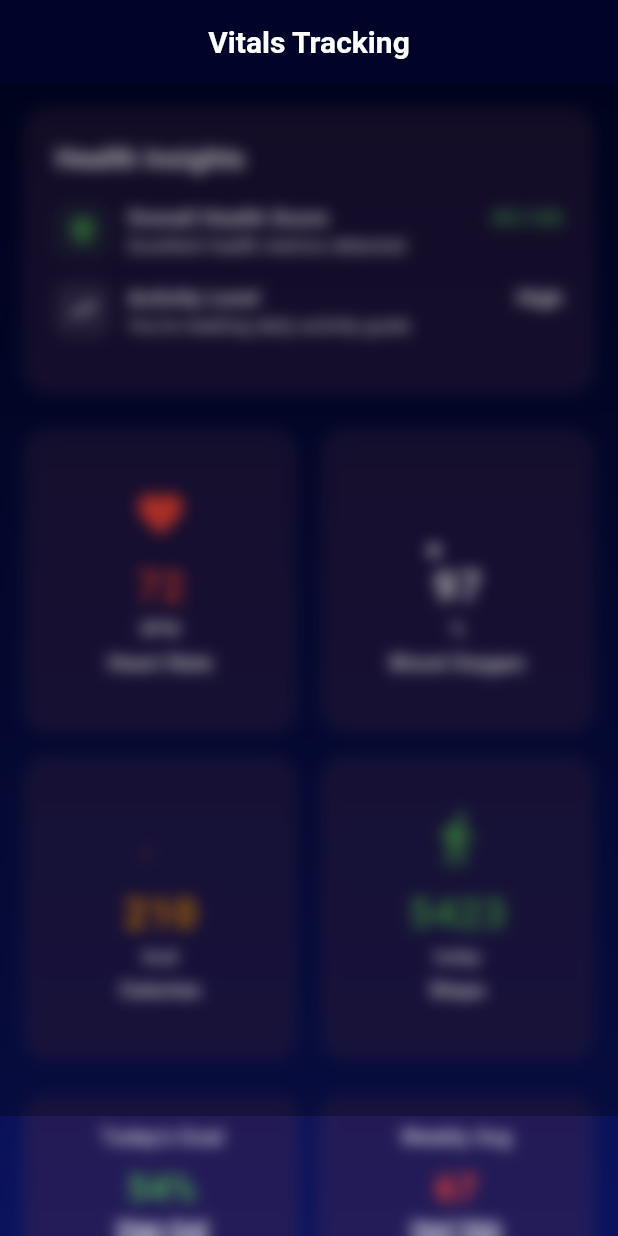
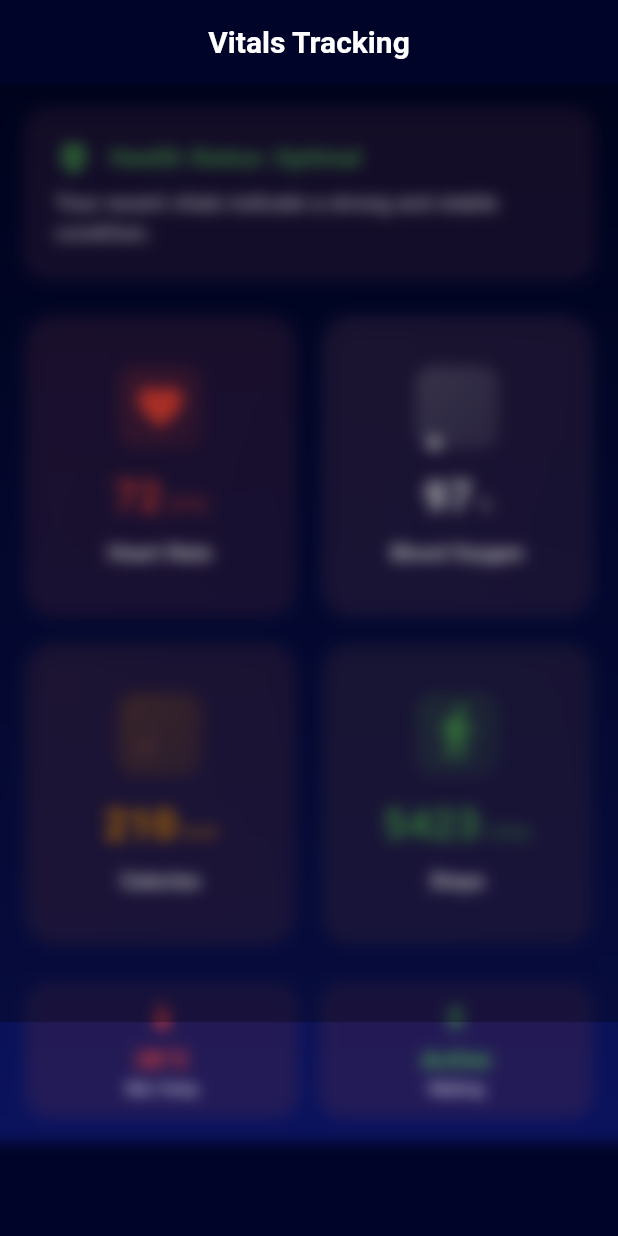
Before and after one commit to siranjeevan/BioBand, a Flutter app: the DashboardScreen screen opened directly, on a phone screen of 412 x 824 dp. Run offline on Flutter 3.47's test engine with Material 3 defaults, Android fonts, the phone set to English and light mode, and no system bars.

Commit message:
dashboard design change

```diff
--- a/lib/screens/dashboard_screen.dart
+++ b/lib/screens/dashboard_screen.dart
@@ -19,6 +19,9 @@ class DashboardScreen extends StatefulWidget {
 class DashboardScreenState extends State<DashboardScreen>
     with TickerProviderStateMixin {
   late AnimationController _animationController;
+  late AnimationController _insightAnimationController;
+  late Animation<double> _slideAnimation;
+  late Animation<double> _fadeAnimation;
   Timer? _dataTimer;
   DateTime _lastSynced = DateTime.now();
   late List<Bubble> _bubbles;
@@ -32,9 +35,20 @@ class DashboardScreenState extends State<DashboardScreen>
       duration: const Duration(milliseconds: 1200),
       vsync: this,
     );
+    _insightAnimationController = AnimationController(
+      duration: const Duration(milliseconds: 800),
+      vsync: this,
+    );
+    _slideAnimation = Tween<double>(begin: 0.0, end: 1.0).animate(
+      CurvedAnimation(parent: _insightAnimationController, curve: Curves.easeOutBack),
+    );
+    _fadeAnimation = Tween<double>(begin: 0.0, end: 1.0).animate(
+      CurvedAnimation(parent: _insightAnimationController, curve: Curves.easeIn),
+    );
     _bubbles = List.generate(8, (index) => Bubble());
     _flames = List.generate(12, (index) => FlameParticle());
     _animationController.repeat();
+    _insightAnimationController.forward();
     _startDataUpdates();
   }
 
@@ -53,6 +67,7 @@ class DashboardScreenState extends State<DashboardScreen>
   @override
   void dispose() {
     _animationController.dispose();
+    _insightAnimationController.dispose();
     _dataTimer?.cancel();
     super.dispose();
   }
@@ -180,14 +195,51 @@ class DashboardScreenState extends State<DashboardScreen>
     required Color color,
     required String animationType,
   }) {
-    return GlassContainer(
+    return AnimatedBuilder(
+      animation: _animationController,
+      builder: (context, child) {
+        return Transform.scale(
+          scale: 1.0 + sin(_animationController.value * 2 * pi) * 0.02,
+          child: Container(
+            decoration: BoxDecoration(
+              gradient: LinearGradient(
+                colors: [
+                  color.withValues(alpha: 0.05),
+                  color.withValues(alpha: 0.02),
+                ],
+                begin: Alignment.topLeft,
+                end: Alignment.bottomRight,
+              ),
+              borderRadius: BorderRadius.circular(20),
+              border: Border.all(
+                color: color.withValues(alpha: 0.1),
+                width: 1,
+              ),
+            ),
+            child: GlassContainer(
               padding: const EdgeInsets.all(16),
               child: Column(
                 mainAxisAlignment: MainAxisAlignment.center,
                 mainAxisSize: MainAxisSize.min,
                 children: [
-          _buildAnimation(animationType, color),
-          const SizedBox(height: 8),
+                  Container(
+                    padding: const EdgeInsets.all(8),
+                    decoration: BoxDecoration(
+                      gradient: LinearGradient(
+                        colors: [color.withValues(alpha: 0.2), color.withValues(alpha: 0.1)],
+                        begin: Alignment.topLeft,
+                        end: Alignment.bottomRight,
+                      ),
+                      borderRadius: BorderRadius.circular(12),
+                    ),
+                    child: _buildAnimation(animationType, color),
+                  ),
+                  const SizedBox(height: 12),
+                  Row(
+                    mainAxisAlignment: MainAxisAlignment.center,
+                    crossAxisAlignment: CrossAxisAlignment.baseline,
+                    textBaseline: TextBaseline.alphabetic,
+                    children: [
                       Text(
                         value,
                         style: TextStyle(
@@ -196,15 +248,18 @@ class DashboardScreenState extends State<DashboardScreen>
                           color: color,
                         ),
                       ),
+                      const SizedBox(width: 4),
                       Text(
                         unit,
-            style: const TextStyle(
+                        style: TextStyle(
                           fontSize: 12,
-              color: AppColors.textSecondary,
+                          color: color.withValues(alpha: 0.7),
                           fontWeight: FontWeight.w500,
                         ),
                       ),
-          const SizedBox(height: 4),
+                    ],
+                  ),
+                  const SizedBox(height: 8),
                   Text(
                     title,
                     style: const TextStyle(
@@ -216,6 +271,10 @@ class DashboardScreenState extends State<DashboardScreen>
                   ),
                 ],
               ),
+            ),
+          ),
+        );
+      },
     );
   }
 
@@ -254,90 +313,66 @@ class DashboardScreenState extends State<DashboardScreen>
   }
 
   Widget _buildHealthInsights() {
-    return GlassContainer(
-      padding: const EdgeInsets.all(20),
-      child: Column(
-        crossAxisAlignment: CrossAxisAlignment.start,
+    return Stack(
       children: [
-          const Text(
-            'Health Insights',
-            style: TextStyle(
-              fontSize: 18,
-              fontWeight: FontWeight.bold,
-              color: AppColors.textPrimary,
+        // Background animation
+        Positioned.fill(
+          child: AnimatedBuilder(
+            animation: _animationController,
+            builder: (context, child) {
+              return CustomPaint(
+                painter: HealthParticlesPainter(_animationController.value),
+              );
+            },
           ),
         ),
-          const SizedBox(height: 16),
-          _buildInsightItem(
-            'Overall Health Score',
-            '85/100',
-            'Excellent health metrics detected',
-            Icons.health_and_safety,
-            AppColors.success,
-          ),
-          _buildInsightItem(
-            'Activity Level',
-            'High',
-            'You\'re meeting daily activity goals',
-            Icons.trending_up,
-            AppColors.textPrimary,
-          ),
-        ],
-      ),
-    );
-  }
-
-  Widget _buildInsightItem(String title, String value, String description, IconData icon, Color color) {
-    return Padding(
-      padding: const EdgeInsets.only(bottom: 16),
-      child: Row(
-        children: [
-          Container(
-            padding: const EdgeInsets.all(8),
-            decoration: BoxDecoration(
-              color: color.withValues(alpha: 0.1),
-              borderRadius: BorderRadius.circular(8),
-            ),
-            child: Icon(icon, color: color, size: 20),
-          ),
-          const SizedBox(width: 12),
-          Expanded(
+        GlassContainer(
+          padding: const EdgeInsets.all(20),
           child: Column(
             crossAxisAlignment: CrossAxisAlignment.start,
             children: [
               Row(
                 children: [
-                    Text(
-                      title,
-                      style: const TextStyle(
-                        fontWeight: FontWeight.w600,
-                        color: AppColors.textPrimary,
+                  AnimatedBuilder(
+                    animation: _animationController,
+                    builder: (context, child) {
+                      return Transform.scale(
+                        scale: 1.0 + sin(_animationController.value * 2 * pi) * 0.1,
+                        child: const Icon(
+                          Icons.health_and_safety,
+                          color: AppColors.success,
+                          size: 24,
                         ),
+                      );
+                    },
                   ),
-                    const Spacer(),
-                    Text(
-                      value,
+                  const SizedBox(width: 12),
+                  const Text(
+                    'Health Status: Optimal',
                     style: TextStyle(
+                      fontSize: 16,
                       fontWeight: FontWeight.bold,
-                        color: color,
+                      color: AppColors.success,
                     ),
                   ),
                 ],
               ),
-                Text(
-                  description,
-                  style: const TextStyle(
+              const SizedBox(height: 8),
+              const Text(
+                'Your recent vitals indicate a strong and stable condition.',
+                style: TextStyle(
+                  fontSize: 14,
                   color: AppColors.textSecondary,
-                    fontSize: 12,
                 ),
               ),
             ],
           ),
         ),
       ],
-      ),
     );
   }
+
+
 
   void showNoDeviceDialog() {
     if (!mounted || DeviceState.isConnected) return;
@@ -421,75 +456,111 @@ class DashboardScreenState extends State<DashboardScreen>
     return Row(
       children: [
         Expanded(
+          child: _buildTemperatureCard('28°C', 'Skin Temp', AppColors.error),
+        ),
+        const SizedBox(width: 12),
+        Expanded(
+          child: _buildActivityCard(),
+        ),
+      ],
+    );
+  }
+
+  Widget _buildTemperatureCard(String temp, String label, Color color) {
+    return AnimatedBuilder(
+      animation: _animationController,
+      builder: (context, child) {
+        return Transform.scale(
+          scale: 1.0 + sin(_animationController.value * 2 * pi) * 0.02,
           child: GlassContainer(
-            padding: const EdgeInsets.all(16),
+            padding: const EdgeInsets.all(12),
             child: Column(
               children: [
-                const Text(
-                  'Today\'s Goal',
-                  style: TextStyle(
-                    color: AppColors.textSecondary,
-                    fontSize: 14,
+                AnimatedBuilder(
+                  animation: _animationController,
+                  builder: (context, child) {
+                    return Transform.rotate(
+                      angle: sin(_animationController.value * 2 * pi) * 0.1,
+                      child: Icon(
+                        Icons.thermostat,
+                        color: color,
+                        size: 20,
                       ),
+                    );
+                  },
                 ),
                 const SizedBox(height: 8),
                 Text(
-                  '${((SensorData.steps / 10000) * 100).toInt()}%',
+                  temp,
+                  style: TextStyle(
+                    fontSize: 16,
+                    fontWeight: FontWeight.bold,
+                    color: color,
+                  ),
+                ),
+                Text(
+                  label,
                   style: const TextStyle(
-                    fontSize: 24,
+                    fontSize: 10,
+                    color: AppColors.textSecondary,
+                  ),
+                ),
+              ],
+            ),
+          ),
+        );
+      },
+    );
+  }
+
+  Widget _buildActivityCard() {
+    return AnimatedBuilder(
+      animation: _animationController,
+      builder: (context, child) {
+        return Transform.scale(
+          scale: 1.0 + sin(_animationController.value * 2 * pi) * 0.02,
+          child: GlassContainer(
+            padding: const EdgeInsets.all(12),
+            child: Column(
+              children: [
+                AnimatedBuilder(
+                  animation: _animationController,
+                  builder: (context, child) {
+                    return Transform.rotate(
+                      angle: sin(_animationController.value * 2 * pi) * 0.1,
+                      child: const Icon(
+                        Icons.directions_walk,
+                        color: AppColors.success,
+                        size: 20,
+                      ),
+                    );
+                  },
+                ),
+                const SizedBox(height: 8),
+                const Text(
+                  'Active',
+                  style: TextStyle(
+                    fontSize: 16,
                     fontWeight: FontWeight.bold,
                     color: AppColors.success,
                   ),
                 ),
                 const Text(
-                  'Steps Goal',
+                  'Walking',
                   style: TextStyle(
-                    color: AppColors.textPrimary,
-                    fontSize: 12,
-                    fontWeight: FontWeight.w600,
+                    fontSize: 10,
+                    color: AppColors.textSecondary,
                   ),
                 ),
               ],
             ),
           ),
-        ),
-        const SizedBox(width: 12),
-        Expanded(
-          child: GlassContainer(
-            padding: const EdgeInsets.all(16),
-            child: Column(
-              children: [
-                const Text(
-                  'Weekly Avg',
-                  style: TextStyle(
-                    color: AppColors.textSecondary,
-                    fontSize: 14,
-                  ),
-                ),
-                const SizedBox(height: 8),
-                Text(
-                  '${SensorData.heartRate - 5}',
-                  style: const TextStyle(
-                    fontSize: 24,
-                    fontWeight: FontWeight.bold,
-                    color: AppColors.error,
-                  ),
-                ),
-                const Text(
-                  'Heart Rate',
-                  style: TextStyle(
-                    color: AppColors.textPrimary,
-                    fontSize: 12,
-                    fontWeight: FontWeight.w600,
-                  ),
-                ),
-              ],
-            ),
-          ),
-        ),
-      ],
+        );
+      },
     );
   }
+
+
 }
 
 class Bubble {
@@ -618,3 +689,27 @@ class FlamePainter extends CustomPainter {
   @override
   bool shouldRepaint(covariant CustomPainter oldDelegate) => true;
 }
+
+class HealthParticlesPainter extends CustomPainter {
+  final double animationValue;
+
+  HealthParticlesPainter(this.animationValue);
+
+  @override
+  void paint(Canvas canvas, Size size) {
+    final paint = Paint()
+      ..color = AppColors.success.withValues(alpha: 0.1)
+      ..style = PaintingStyle.fill;
+
+    for (int i = 0; i < 5; i++) {
+      final offset = Offset(
+        (i * 0.2 + animationValue * 0.1) * size.width,
+        sin(animationValue * 2 * pi + i) * 10 + size.height * 0.5,
+      );
+      canvas.drawCircle(offset, 3, paint);
+    }
+  }
+
+  @override
+  bool shouldRepaint(covariant CustomPainter oldDelegate) => true;
+}
```
Lines whose indentation alone changed are shown as unchanged.
